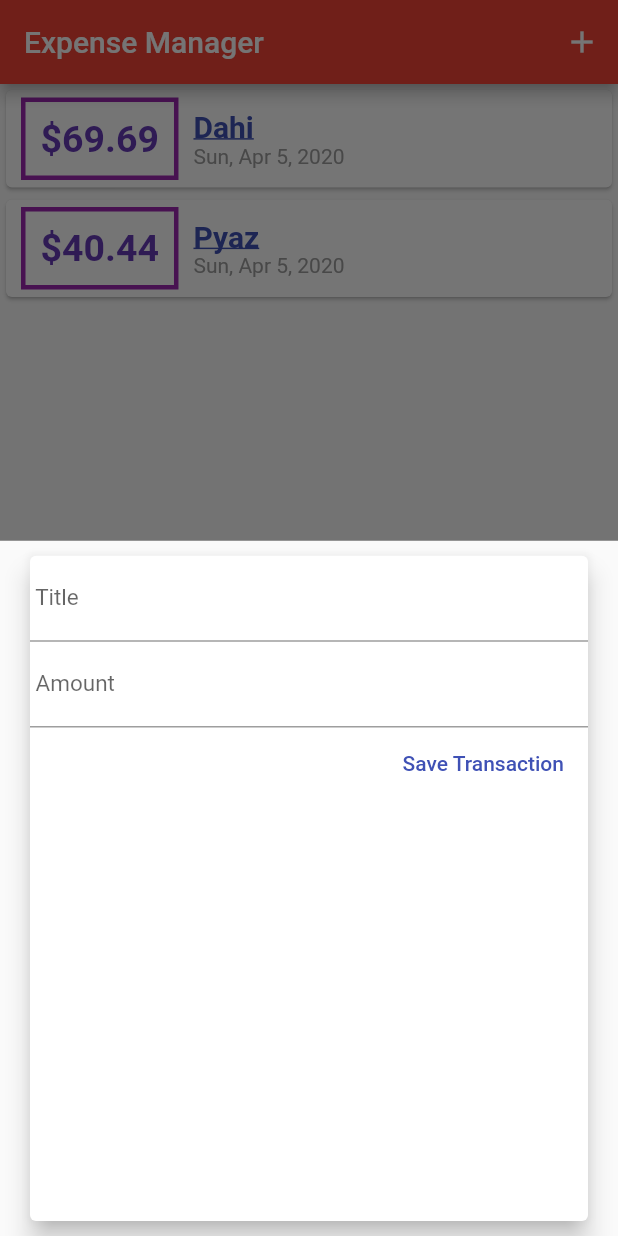
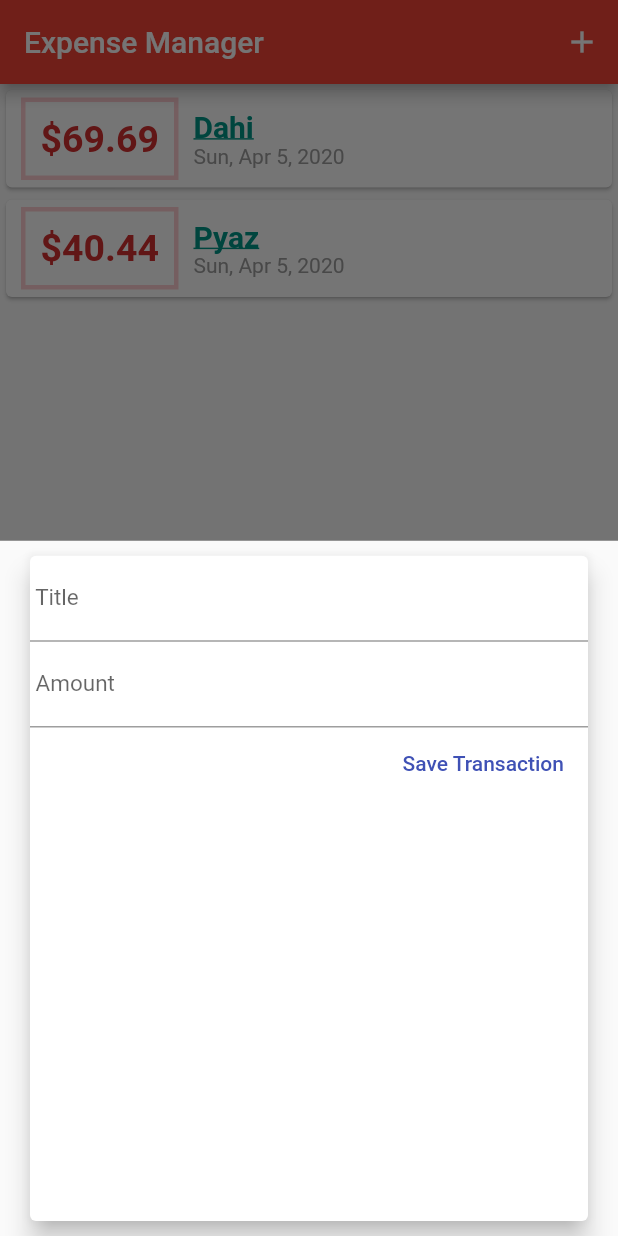
Before and after one commit to RaiAnsar/Expense_Manager, a Flutter app: the screen it shows after launch, after a tap on the "add" icon, on a phone screen of 412 x 824 dp. Run offline on Flutter 3.47's test engine with Material 2 defaults, Android fonts, the phone set to English and light mode, and no system bars.

Commit message:
Primary Swatch

```diff
--- a/lib/Widgets/new_transaction.dart
+++ b/lib/Widgets/new_transaction.dart
@@ -1,11 +1,19 @@
 import 'package:flutter/material.dart';
 
-class NewTransaction extends StatelessWidget {
+class NewTransaction extends StatefulWidget {
   final Function addTransaction;
 
   NewTransaction(this.addTransaction);
 
+
+
+  @override
+  _NewTransactionState createState() => _NewTransactionState();
+}
+
+class _NewTransactionState extends State<NewTransaction> {
   final titleController = TextEditingController();
+
   final amountController = TextEditingController();
 
   triggerTransaction() {
@@ -15,12 +23,13 @@ class NewTransaction extends StatelessWidget {
     if (titleData == null || amountData <= 0) {
       return;
     }
-
-    addTransaction(titleData, amountData);
+Navigator.of(context).pop(); //navigator to pop the top most screen/ here modal bottom sheet
+    widget.addTransaction(titleData, amountData);
   }
 
   @override
   Widget build(BuildContext context) {
+
     return Padding(
       padding: const EdgeInsets.all(10),
       child: Card(
--- a/lib/Widgets/transaction_list.dart
+++ b/lib/Widgets/transaction_list.dart
@@ -23,11 +23,11 @@ class TransactionList extends StatelessWidget {
                       style: TextStyle(
                           fontSize: 25,
                           fontWeight: FontWeight.bold,
-                          color: Colors.deepPurple),
+                          color: Theme.of(context).primaryColorDark),
                     ),
                     margin: EdgeInsets.symmetric(horizontal: 10, vertical: 5),
                     decoration: BoxDecoration(
-                      border: Border.all(color: Colors.purple, width: 3),
+                      border: Border.all(color: Theme.of(context).primaryColorLight, width: 3),
                     ),
                     padding: EdgeInsets.all(10),
                   ),
@@ -37,7 +37,7 @@ class TransactionList extends StatelessWidget {
                       Text(
                         _userTransactions[index].title,
                         style: TextStyle(
-                            color: Colors.indigo,
+                            color: Theme.of(context).accentColor,
                             fontSize: 20,
                             fontWeight: FontWeight.w600,
                             decoration: TextDecoration.underline),
--- a/lib/main.dart
+++ b/lib/main.dart
@@ -11,6 +11,7 @@ class MyApp extends StatelessWidget {
     return MaterialApp(
       title: 'Expense Manager Flutter',
       home: MyHomePage(),
+      theme: ThemeData(primarySwatch: Colors.red, accentColor: Colors.teal, appBarTheme: AppBarTheme(color: Colors.lime)),
     );
   }
 }
@@ -21,7 +22,6 @@ class MyHomePage extends StatefulWidget {
 }
 
 class _MyHomePageState extends State<MyHomePage> {
-
   final List<Transactoin> _userTransactions = [
     Transactoin(id: '01', title: 'Dahi', amount: 69.69, date: DateTime.now()),
     Transactoin(id: '02', title: 'Pyaz', amount: 40.44, date: DateTime.now()),
@@ -39,8 +39,6 @@ class _MyHomePageState extends State<MyHomePage> {
     });
   }
 
-
-
 _startNewTransaction(BuildContext ctx) {
   showModalBottomSheet(
       context: ctx,
@@ -48,7 +46,6 @@ _startNewTransaction(BuildContext ctx) {
         return NewTransaction(_addTransaction);
       });
 }
-
 
   @override
   Widget build(BuildContext context) {
@@ -65,7 +62,7 @@ _startNewTransaction(BuildContext ctx) {
       ),
       floatingActionButtonLocation: FloatingActionButtonLocation.centerFloat,
       floatingActionButton: FloatingActionButton(
-        child: Icon(Icons.adb),
+        child: Icon(Icons.add),
         onPressed: () => _startNewTransaction(context), //_startNewTransaction(context),
       ),
       body: SingleChildScrollView(
```
